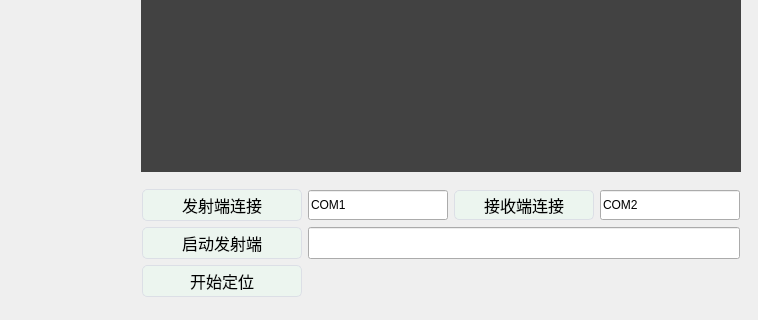
Above: MagPredictorWidget.ui from skyliuliu/MagPredictor before the change; both pictures show x 442 to 1200 and y 370 to 690 of the 1200 by 690 pixel window. Below: the same form after it.
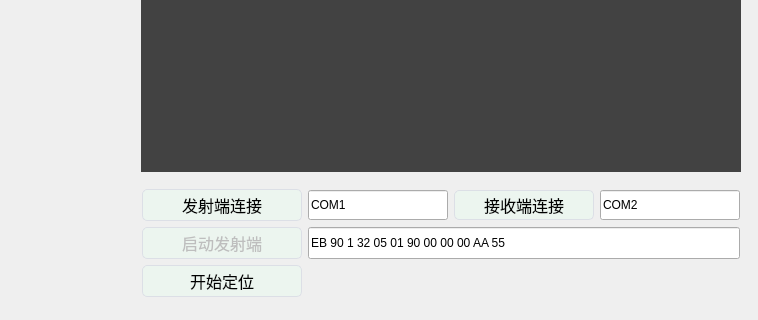
That is the form after the change. Custom widgets are drawn as their Qt base class.

Commit message: 实测发射端发送命令ok

The edit to the form file:
```diff
--- a/MagPredictorWidget.ui
+++ b/MagPredictorWidget.ui
@@ -2,6 +2,9 @@
 <ui version="4.0">
  <class>MagPredictorWidget</class>
  <widget class="QWidget" name="MagPredictorWidget">
+  <property name="enabled">
+   <bool>true</bool>
+  </property>
   <property name="geometry">
    <rect>
     <x>0</x>
@@ -470,6 +473,9 @@
          </item>
          <item row="1" column="2">
           <widget class="QPushButton" name="ctnStartBtn">
+           <property name="enabled">
+            <bool>false</bool>
+           </property>
            <property name="sizePolicy">
             <sizepolicy hsizetype="Fixed" vsizetype="Fixed">
              <horstretch>0</horstretch>
@@ -521,6 +527,9 @@
              <height>0</height>
             </size>
            </property>
+           <property name="text">
+            <string>EB 90 1 32 05 01 90 00 00 00 AA 55</string>
+           </property>
           </widget>
          </item>
          <item row="2" column="2">
```
The commit also changes 1 other file.
